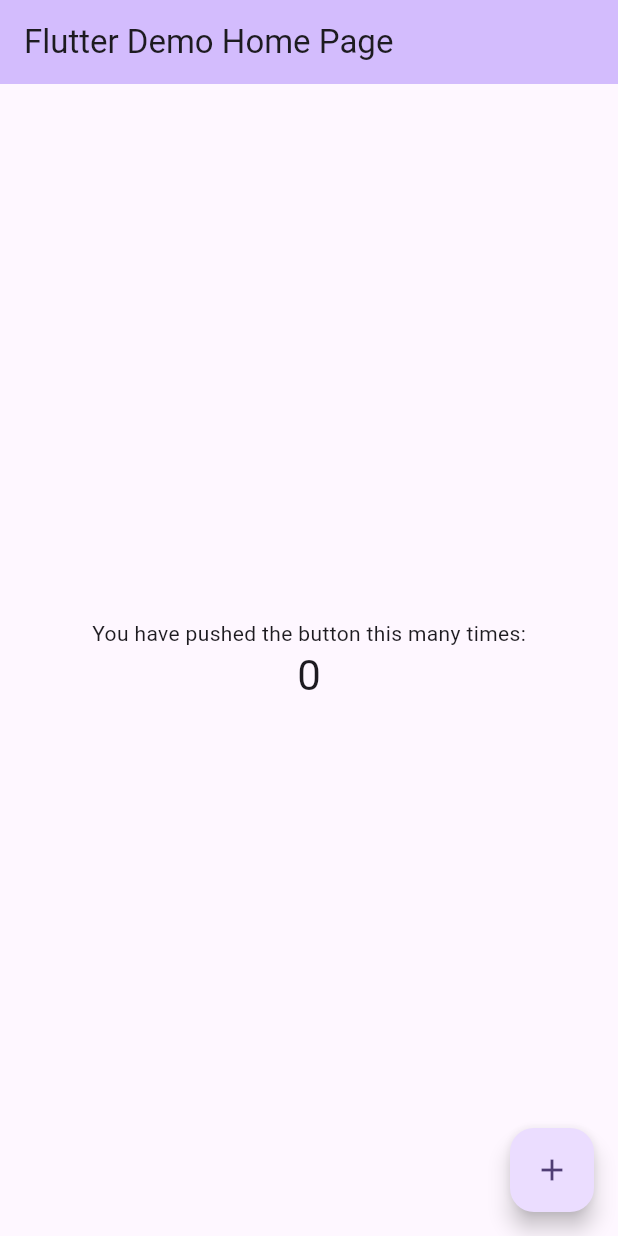
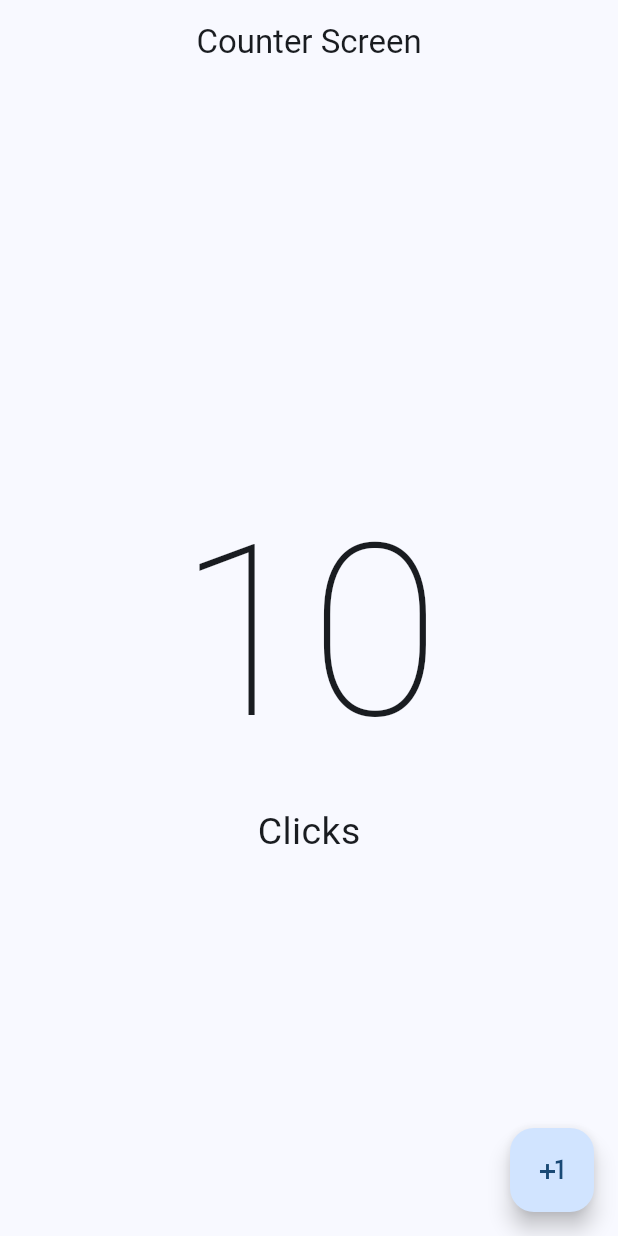
Before and after one commit to EdwarAlexander/Contador_flutter, a Flutter app: the screen it shows after launch, on a phone screen of 412 x 824 dp. Run offline on Flutter 3.47's test engine with Material 2 defaults, Android fonts, the phone set to English and light mode, and no system bars.

Commit message:
chore:screens counter

```diff
--- a/lib/main.dart
+++ b/lib/main.dart
@@ -1,125 +1,25 @@
 import 'package:flutter/material.dart';
+import 'package:hello_world_app/presentation/screens/counter/counter_screens.dart';
 
 void main() {
   runApp(const MyApp());
 }
 
 class MyApp extends StatelessWidget {
+
   const MyApp({super.key});
 
-  // This widget is the root of your application.
   @override
   Widget build(BuildContext context) {
     return MaterialApp(
-      title: 'Flutter Demo',
+      debugShowCheckedModeBanner: false,
       theme: ThemeData(
-        // This is the theme of your application.
-        //
-        // TRY THIS: Try running your application with "flutter run". You'll see
-        // the application has a blue toolbar. Then, without quitting the app,
-        // try changing the seedColor in the colorScheme below to Colors.green
-        // and then invoke "hot reload" (save your changes or press the "hot
-        // reload" button in a Flutter-supported IDE, or press "r" if you used
-        // the command line to start the app).
-        //
-        // Notice that the counter didn't reset back to zero; the application
-        // state is not lost during the reload. To reset the state, use hot
-        // restart instead.
-        //
-        // This works for code too, not just values: Most code changes can be
-        // tested with just a hot reload.
-        colorScheme: ColorScheme.fromSeed(seedColor: Colors.deepPurple),
         useMaterial3: true,
+        colorSchemeSeed: Colors.blue
       ),
-      home: const MyHomePage(title: 'Flutter Demo Home Page'),
+      home: const CounterScreen()
     );
-  }
-}
 
-class MyHomePage extends StatefulWidget {
-  const MyHomePage({super.key, required this.title});
-
-  // This widget is the home page of your application. It is stateful, meaning
-  // that it has a State object (defined below) that contains fields that affect
-  // how it looks.
-
-  // This class is the configuration for the state. It holds the values (in this
-  // case the title) provided by the parent (in this case the App widget) and
-  // used by the build method of the State. Fields in a Widget subclass are
-  // always marked "final".
-
-  final String title;
-
-  @override
-  State<MyHomePage> createState() => _MyHomePageState();
-}
-
-class _MyHomePageState extends State<MyHomePage> {
-  int _counter = 0;
-
-  void _incrementCounter() {
-    setState(() {
-      // This call to setState tells the Flutter framework that something has
-      // changed in this State, which causes it to rerun the build method below
-      // so that the display can reflect the updated values. If we changed
-      // _counter without calling setState(), then the build method would not be
-      // called again, and so nothing would appear to happen.
-      _counter++;
-    });
   }
 
-  @override
-  Widget build(BuildContext context) {
-    // This method is rerun every time setState is called, for instance as done
-    // by the _incrementCounter method above.
-    //
-    // The Flutter framework has been optimized to make rerunning build methods
-    // fast, so that you can just rebuild anything that needs updating rather
-    // than having to individually change instances of widgets.
-    return Scaffold(
-      appBar: AppBar(
-        // TRY THIS: Try changing the color here to a specific color (to
-        // Colors.amber, perhaps?) and trigger a hot reload to see the AppBar
-        // change color while the other colors stay the same.
-        backgroundColor: Theme.of(context).colorScheme.inversePrimary,
-        // Here we take the value from the MyHomePage object that was created by
-        // the App.build method, and use it to set our appbar title.
-        title: Text(widget.title),
-      ),
-      body: Center(
-        // Center is a layout widget. It takes a single child and positions it
-        // in the middle of the parent.
-        child: Column(
-          // Column is also a layout widget. It takes a list of children and
-          // arranges them vertically. By default, it sizes itself to fit its
-          // children horizontally, and tries to be as tall as its parent.
-          //
-          // Column has various properties to control how it sizes itself and
-          // how it positions its children. Here we use mainAxisAlignment to
-          // center the children vertically; the main axis here is the vertical
-          // axis because Columns are vertical (the cross axis would be
-          // horizontal).
-          //
-          // TRY THIS: Invoke "debug painting" (choose the "Toggle Debug Paint"
-          // action in the IDE, or press "p" in the console), to see the
-          // wireframe for each widget.
-          mainAxisAlignment: MainAxisAlignment.center,
-          children: <Widget>[
-            const Text(
-              'You have pushed the button this many times:',
-            ),
-            Text(
-              '$_counter',
-              style: Theme.of(context).textTheme.headlineMedium,
-            ),
-          ],
-        ),
-      ),
-      floatingActionButton: FloatingActionButton(
-        onPressed: _incrementCounter,
-        tooltip: 'Increment',
-        child: const Icon(Icons.add),
-      ), // This trailing comma makes auto-formatting nicer for build methods.
-    );
-  }
 }
--- /dev/null
+++ b/lib/presentation/screens/counter/counter_screens.dart
@@ -0,0 +1,27 @@
+import 'package:flutter/material.dart';
+
+class CounterScreen extends StatelessWidget {
+  const CounterScreen({super.key});
+
+  @override
+  Widget build(BuildContext context) {
+    return Scaffold(
+      appBar: AppBar(
+        title: const Center(child: Text('Counter Screen')),
+      ),
+      body: const Center(
+        child: Column(
+          mainAxisAlignment: MainAxisAlignment.center,
+          children: [
+            Text('10', style: TextStyle(fontSize: 160, fontWeight: FontWeight.w100),),
+            Text('Clicks', style: TextStyle(fontSize: 25))
+          ],
+        )
+      ),
+      floatingActionButton: const FloatingActionButton(
+        onPressed:AboutDialog.new,
+        child: Icon(Icons.plus_one),
+      ),
+    );
+  }
+}
```
